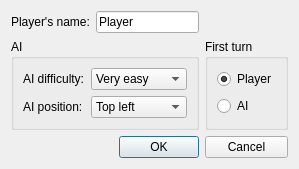
GoodNike/SquareHead, file src/UI/OptionsDialog.ui: the form before one commit.
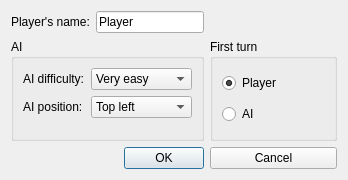
The form after the commit.

Diff of the .ui file:
```diff
--- a/src/UI/OptionsDialog.ui
+++ b/src/UI/OptionsDialog.ui
@@ -6,8 +6,8 @@
    <rect>
     <x>0</x>
     <y>0</y>
-    <width>276</width>
-    <height>152</height>
+    <width>348</width>
+    <height>180</height>
    </rect>
   </property>
   <property name="windowTitle">
```
Left out of the diff: 5 changed lines with no effect on the pictures.
